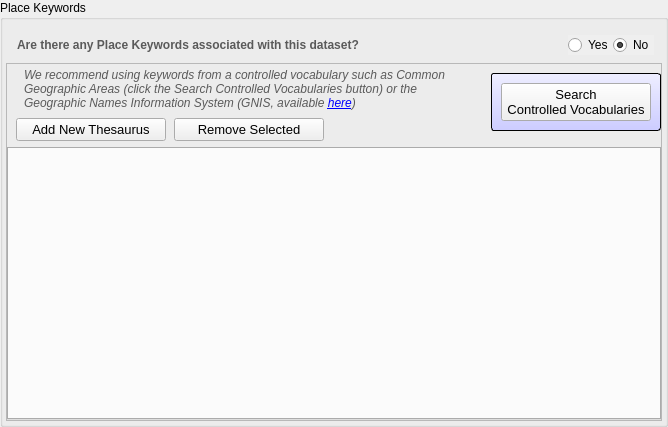
Qt form pymdwizard/gui/ui_files/place_list.ui (DOI-USGS/fort-pymdwizard) before a commit.
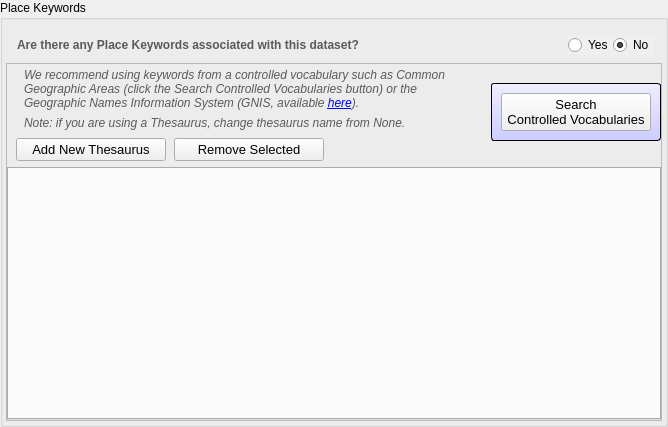
The same form after that commit.

Commit message: Add a note under the Place Keywords recommendation

Diff of the .ui file:
```diff
--- a/pymdwizard/gui/ui_files/place_list.ui
+++ b/pymdwizard/gui/ui_files/place_list.ui
@@ -247,7 +247,7 @@
                  </font>
                 </property>
                 <property name="text">
-                 <string>&lt;html&gt;&lt;head/&gt;&lt;body&gt;&lt;p&gt;&lt;span style=&quot; font-style:italic;&quot;&gt;We recommend using keywords from a controlled vocabulary such as Common Geographic Areas (click the Search Controlled Vocabularies button) or the Geographic Names Information System (GNIS, available &lt;a href=&quot;https://edits.nationalmap.gov/apps/gaz-domestic/public/search/names&quot;&gt;here&lt;/a&gt;)&lt;/span&gt;&lt;/p&gt;&lt;/body&gt;&lt;/html&gt;</string>
+                 <string>&lt;html&gt;&lt;head/&gt;&lt;body&gt;&lt;p style=&quot; margin-top:0px; margin-bottom:0px;&quot;&gt;&lt;span style=&quot; font-style:italic;&quot;&gt;We recommend using keywords from a controlled vocabulary such as Common Geographic Areas (click the Search Controlled Vocabularies button) or the Geographic Names Information System (GNIS, available &lt;a href=&quot;https://edits.nationalmap.gov/apps/gaz-domestic/public/search/names&quot;&gt;here&lt;/a&gt;).&lt;/span&gt;&lt;/p&gt;&lt;p style=&quot; margin-top:6px; margin-bottom:0px;&quot;&gt;&lt;span style=&quot; font-style:italic;&quot;&gt;Note: if you are using a Thesaurus, change thesaurus name from None.&lt;/span&gt;&lt;/p&gt;&lt;/body&gt;&lt;/html&gt;</string>
                 </property>
                 <property name="textFormat">
                  <enum>Qt::RichText</enum>
```
The commit also changes 1 other file.
